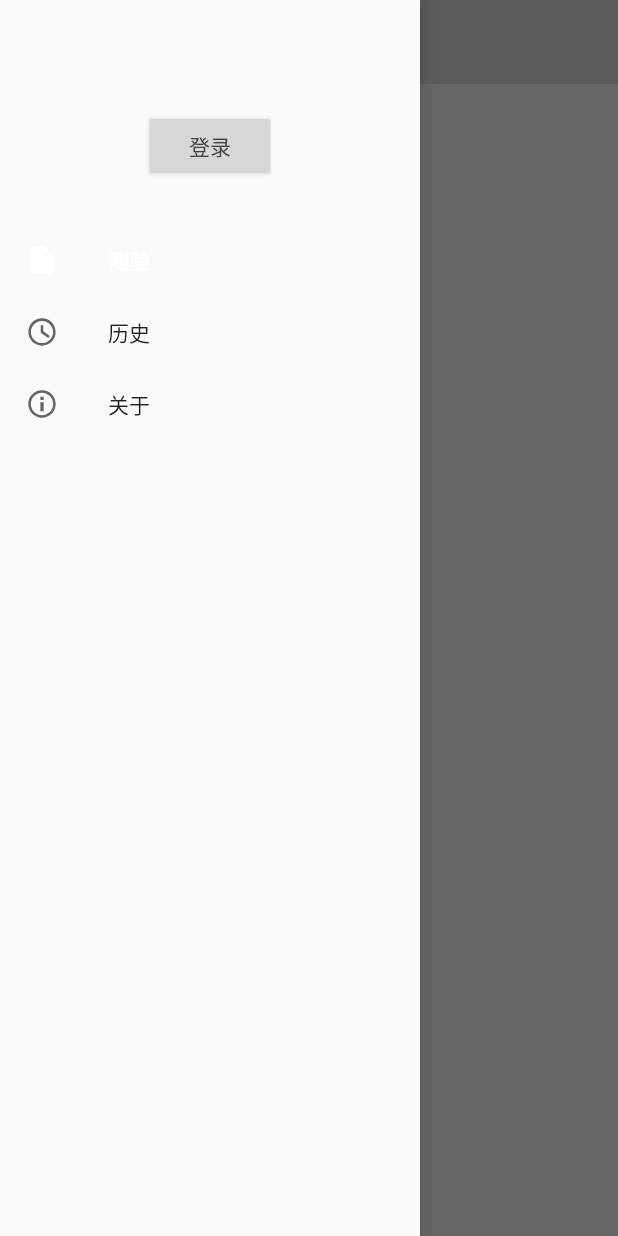
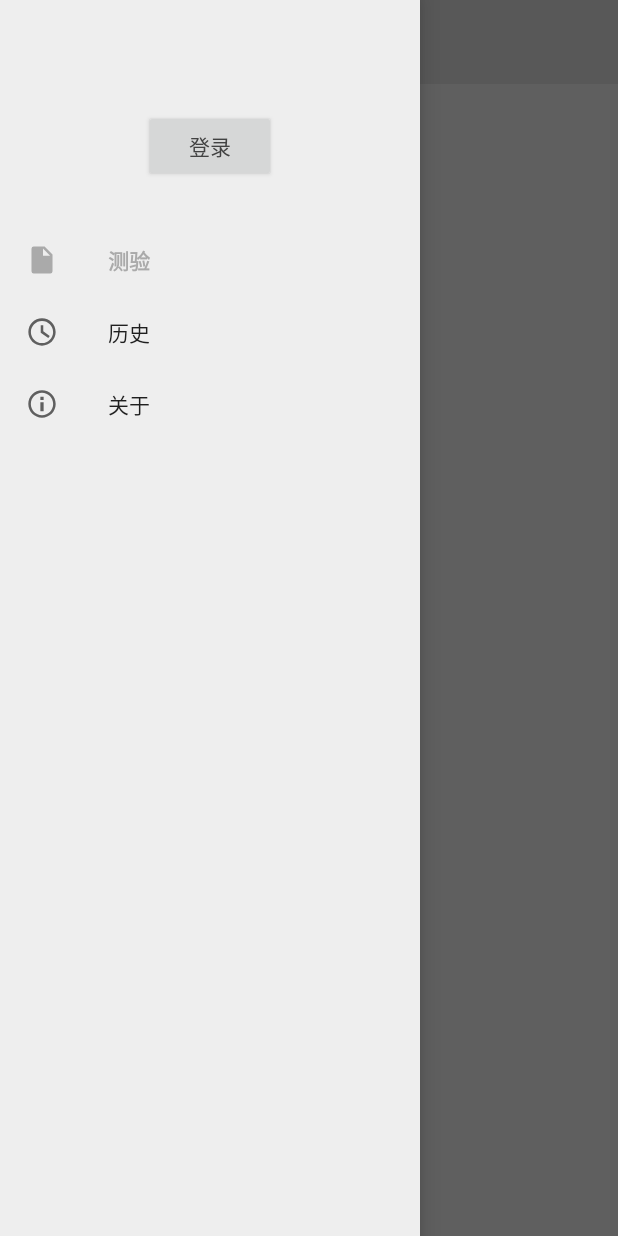
Before and after one commit to singing-dancing-bug-basketball/Android, an Android app: the screen it shows after launch (MainActivity), with the side drawer open, on a phone screen of 412 x 824 dp. Run offline under Robolectric (Android 15) with nearby library versions, the phone set to English and light mode, and no system bars; our stand-ins replace Room's generated code; 2 statements that could not run were skipped.

Commit message:
Improved UI.

```diff
--- a/app/src/main/java/com/nickyc975/android/adapter/HistoryQuestionAdapter.kt
+++ b/app/src/main/java/com/nickyc975/android/adapter/HistoryQuestionAdapter.kt
@@ -31,7 +31,7 @@ class HistoryQuestionAdapter(private val activity: HistoryActivity, private val
                 radioGroup.addView(radio)
             }
             view.findViewById<TextView>(R.id.question).text = "${position + 1}. ${question.title} (${question.score}分)"
-            view.findViewById<TextView>(R.id.answer).text = activity.getString(R.string.answer, question.options[question.answer!!])
+            view.findViewById<TextView>(R.id.answer).text = activity.getString(R.string.answer, question.options[question.answer!! - 1])
             views[position] = view
         }
         return views[position]!!
--- a/app/src/main/res/layout/activity_main.xml
+++ b/app/src/main/res/layout/activity_main.xml
@@ -6,7 +6,6 @@
         android:layout_width="match_parent"
         android:layout_height="match_parent"
         android:orientation="vertical"
-        android:background="@color/colorLight"
         android:id="@+id/drawer"
         tools:context=".MainActivity">
 
@@ -37,6 +36,7 @@
             android:layout_height="match_parent"
             android:layout_gravity="start"
             android:fitsSystemWindows="true"
+            android:background="@color/colorLight"
             app:headerLayout="@layout/navigation_header"
             app:menu="@menu/menu_navigation_main"/>
 
--- a/app/src/main/res/values/colors.xml
+++ b/app/src/main/res/values/colors.xml
@@ -1,6 +1,6 @@
 <?xml version="1.0" encoding="utf-8"?>
 <resources>
     <color name="colorDark">#424242</color>
-    <color name="colorLight">#FFFFFF</color>
-    <color name="colorBackground">#E6E6E6</color>
+    <color name="colorLight">#EEEEEE</color>
+    <color name="colorBackground">#DDDDDD</color>
 </resources>
--- a/app/src/main/res/values/styles.xml
+++ b/app/src/main/res/values/styles.xml
@@ -3,9 +3,9 @@
     <!-- Base application theme. -->
     <style name="AppTheme" parent="Theme.AppCompat.Light.DarkActionBar">
         <!-- Customize your theme here. -->
-        <item name="colorPrimary">@color/colorLight</item>
+        <item name="colorPrimary">#AAAAAA</item>
         <item name="colorPrimaryDark">@color/colorDark</item>
-        <item name="colorAccent">@color/colorBackground</item>
+        <item name="colorAccent">@color/colorLight</item>
     </style>
     <style name="AppTheme.NoActionBar">
         <item name="windowActionBar">false</item>
```
